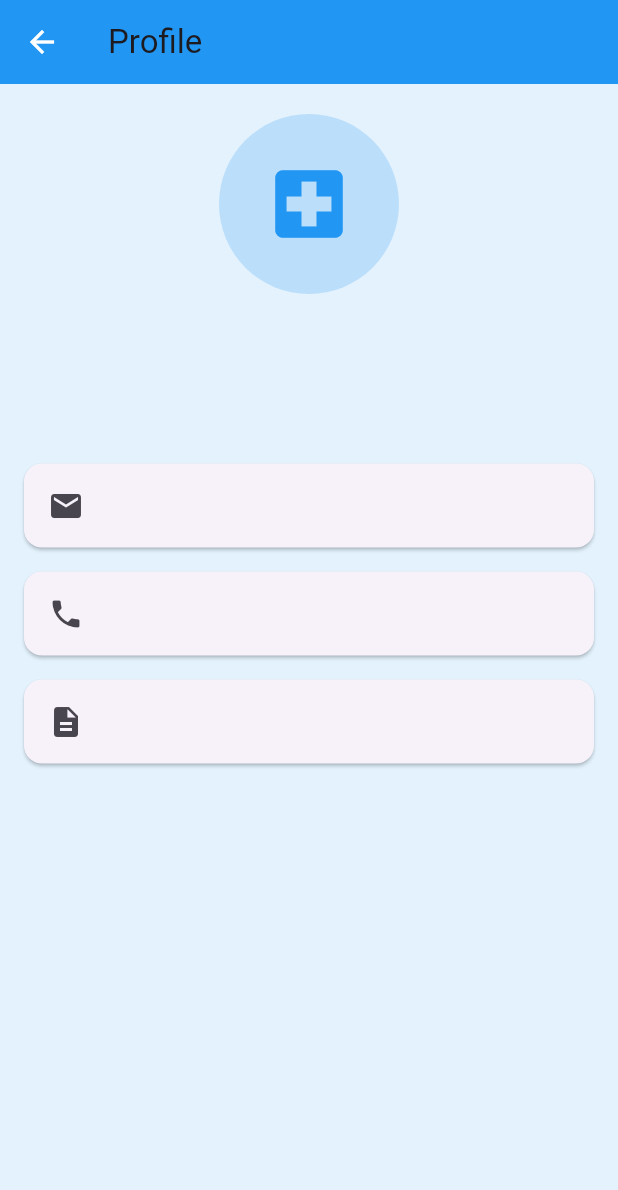
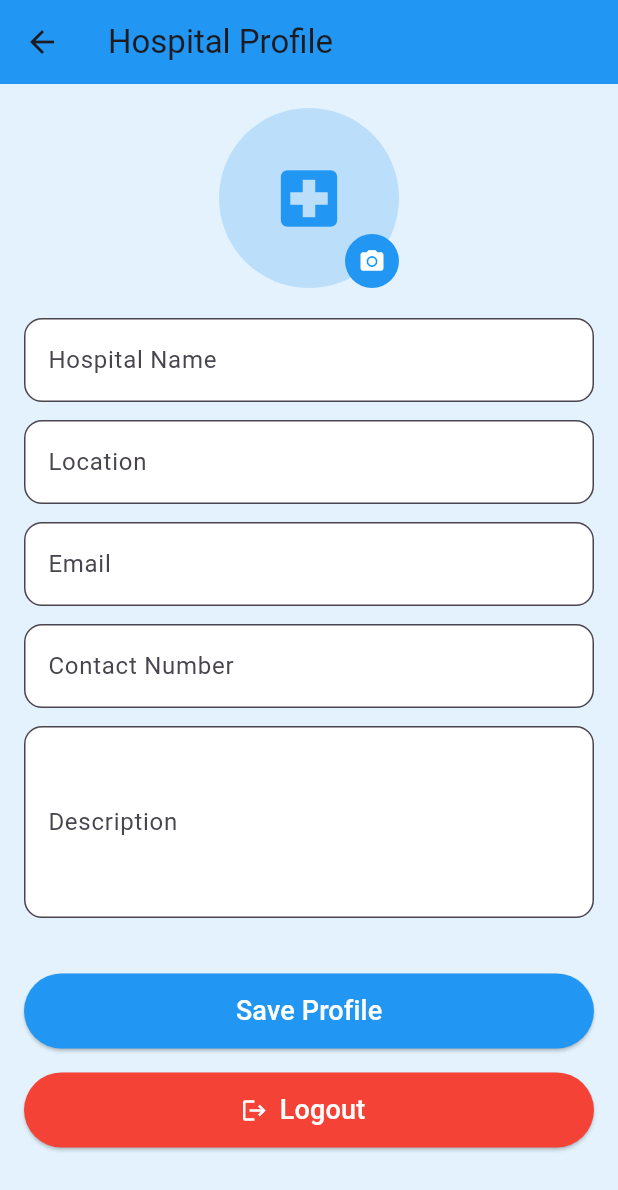
Before and after one commit to Vismaya204/healthapp, a Flutter app: the HospitalProfile screen opened directly, on a phone screen of 412 x 824 dp. Shown: the top 1190 px of the screen. Run offline on Flutter 3.47's test engine with Material 3 defaults, Android fonts, the phone set to English and light mode, and no system bars; our stand-ins replace cloud_firestore, firebase_auth, firebase_core, image_picker; accounts and stored records are empty.

Commit message:
hospitalprofile

```diff
--- a/lib/model/model.dart
+++ b/lib/model/model.dart
@@ -175,14 +175,14 @@ class HospitalModel {
       Map<String, dynamic> map, String docId) {
     return HospitalModel(
       uid: docId,
-      hospitalName: map["hospitalName"],
-      location: map["location"],
-      contactNumber: map["contactNumber"],
-      email: map["email"],
-      description: map["description"],
+      hospitalName: map["hospitalName"] ?? "Unknown Hospital",
+      location: map["location"] ?? "Unknown Location",
+      contactNumber: map["contactNumber"] ?? "N/A",
+      email: map["email"] ?? "N/A",
+      description: map["description"] ?? "No description",
       image: map["image"] ?? "",
       isApproved: map["isApproved"] ?? false,
-      createdAt: (map["createdAt"] as Timestamp).toDate(),
+      createdAt: map["createdAt"] != null ? (map["createdAt"] as Timestamp).toDate() : DateTime.now(),
     );
   }
 }
--- a/lib/view/hospitalallscreen.dart
+++ b/lib/view/hospitalallscreen.dart
@@ -55,7 +55,7 @@ class _HospitalallscreenState extends State<Hospitalallscreen> {
 
     final List<Widget> pages = [
       const HospitalHome(),
-      Doctorspanding(hospitalName: hospitalName), // ✅ FIXED
+
       const Emergencyhospitalbookingall(),
       const Userbookingallhospitalbased(),
       const HospitalProfile(),
--- a/lib/view/hospitalprofile.dart
+++ b/lib/view/hospitalprofile.dart
@@ -1,97 +1,214 @@
+import 'dart:typed_data';
+
 import 'package:flutter/material.dart';
+import 'package:healthapp/view/registerloginscreen.dart';
 import 'package:provider/provider.dart';
+import 'package:firebase_auth/firebase_auth.dart';
+import 'package:image_picker/image_picker.dart';
 import 'package:healthapp/controller/hospitalcontroller.dart';
 import 'package:healthapp/model/model.dart';
 
-class HospitalProfile extends StatelessWidget {
+class HospitalProfile extends StatefulWidget {
   const HospitalProfile({super.key});
 
   @override
-  Widget build(BuildContext context) {
+  State<HospitalProfile> createState() => _HospitalProfileState();
+}
+
+class _HospitalProfileState extends State<HospitalProfile> {
+  final nameController = TextEditingController();
+  final locationController = TextEditingController();
+  final emailController = TextEditingController();
+  final phoneController = TextEditingController();
+  final descriptionController = TextEditingController();
+
+  bool _isInitialized = false;
+  bool _isSaving = false;
+  bool _isUploadingImage = false;
+
+  Uint8List? _newImageBytes;
+
+  final ImagePicker _picker = ImagePicker();
 
 
+
+  /// 📸 PICK IMAGE
+  Future<void> _pickImage() async {
+    final picked = await _picker.pickImage(
+      source: ImageSource.gallery,
+      imageQuality: 70,
+    );
+
+    if (picked != null) {
+      final bytes = await picked.readAsBytes();
+      setState(() => _newImageBytes = bytes);
+    }
+  }
+
+  /// 💾 SAVE PROFILE
+  Future<void> _saveProfile(HospitalModel hospital) async {
+    setState(() => _isSaving = true);
+
+    String? imageUrl;
+
+    if (_newImageBytes != null) {
+      setState(() => _isUploadingImage = true);
+
+      imageUrl = await context
+          .read<HospitalController>()
+          .uploadToCloudinary(_newImageBytes!);
+
+      setState(() => _isUploadingImage = false);
+    }
+
+    await context.read<HospitalController>().updateHospitalProfile(
+          hospitalName: nameController.text.trim(),
+          location: locationController.text.trim(),
+          email: emailController.text.trim(),
+          contactNumber: phoneController.text.trim(),
+          description: descriptionController.text.trim(),
+          image: imageUrl,
+        );
+
+    setState(() {
+      _isSaving = false;
+      _newImageBytes = null;
+    });
+
+    ScaffoldMessenger.of(context).showSnackBar(
+      const SnackBar(content: Text("Profile updated successfully")),
+    );
+  }
+
+  @override
+  void dispose() {
+    nameController.dispose();
+    locationController.dispose();
+    emailController.dispose();
+    phoneController.dispose();
+    descriptionController.dispose();
+    super.dispose();
+  }
+
+  @override
+  Widget build(BuildContext context) {
     return Scaffold(
       backgroundColor: Colors.blue.shade50,
       appBar: AppBar(
-        iconTheme: const IconThemeData(color: Colors.white),
-        title: const Text("Profile"),
         backgroundColor: Colors.blue,
+        title: const Text("Hospital Profile"),
       ),
       body: StreamBuilder<HospitalModel?>(
-        stream: context.read<HospitalController>().getCurrentHospitalStream(),
+        stream:
+            context.read<HospitalController>().getCurrentHospitalStream(),
         builder: (context, snapshot) {
-          // Loading indicator
-          if (snapshot.connectionState == ConnectionState.waiting) {
+          if (!snapshot.hasData) {
             return const Center(child: CircularProgressIndicator());
           }
 
-          // Error handling
-          if (snapshot.hasError) {
-            return Center(child: Text("Error: ${snapshot.error}"));
+          final hospital = snapshot.data!;
+
+          if (!_isInitialized) {
+            nameController.text = hospital.hospitalName;
+            locationController.text = hospital.location;
+            emailController.text = hospital.email;
+            phoneController.text = hospital.contactNumber;
+            descriptionController.text = hospital.description;
+            _isInitialized = true;
           }
 
-          // Null check
-          final hospital = snapshot.data;
-          if (hospital == null) {
-            return const Center(
-                child: Text(
-              "Hospital data not found",
-              style: TextStyle(fontSize: 18),
-            ));
-          }
-
-          // ✅ Show profile
           return SingleChildScrollView(
+            padding: const EdgeInsets.all(16),
             child: Column(
-              crossAxisAlignment: CrossAxisAlignment.center,
               children: [
-                const SizedBox(height: 20),
+                /// 📸 PROFILE IMAGE
+                Stack(
+                  children: [
                     CircleAvatar(
                       radius: 60,
                       backgroundColor: Colors.blue.shade100,
-                  backgroundImage: (hospital.image.isNotEmpty)
+                      backgroundImage: _newImageBytes != null
+                          ? MemoryImage(_newImageBytes!)
+                          : hospital.image.isNotEmpty
                               ? NetworkImage(hospital.image)
                               : null,
-                  child: (hospital.image.isEmpty)
+                      child: hospital.image.isEmpty &&
+                              _newImageBytes == null
                           ? const Icon(Icons.local_hospital,
-                          size: 60, color: Colors.blue)
+                              size: 50, color: Colors.blue)
                           : null,
                     ),
-                const SizedBox(height: 20),
-                Text(
-                  hospital.hospitalName,
-                  style: const TextStyle(
-                      fontSize: 24, fontWeight: FontWeight.bold),
-                ),
-                const SizedBox(height: 8),
-                Text(
-                  hospital.location,
-                  style: const TextStyle(fontSize: 16, color: Colors.grey),
-                ),
-                const SizedBox(height: 20),
-                Card(
-                  margin:
-                      const EdgeInsets.symmetric(horizontal: 16, vertical: 8),
-                  child: ListTile(
-                    leading: const Icon(Icons.email),
-                    title: Text(hospital.email),
+                    Positioned(
+                      bottom: 0,
+                      right: 0,
+                      child: GestureDetector(
+                        onTap: _pickImage,
+                        child: CircleAvatar(
+                          radius: 18,
+                          backgroundColor: Colors.blue,
+                          child: const Icon(Icons.camera_alt,
+                              size: 18, color: Colors.white),
                         ),
                       ),
-                Card(
-                  margin:
-                      const EdgeInsets.symmetric(horizontal: 16, vertical: 8),
-                  child: ListTile(
-                    leading: const Icon(Icons.phone),
-                    title: Text(hospital.contactNumber),
+                    ),
+                  ],
+                ),
+
+                if (_isUploadingImage)
+                  const Padding(
+                    padding: EdgeInsets.only(top: 8),
+                    child: CircularProgressIndicator(),
+                  ),
+
+                const SizedBox(height: 20),
+
+                _textField("Hospital Name", nameController),
+                _textField("Location", locationController),
+                _textField("Email", emailController),
+                _textField("Contact Number", phoneController),
+                _textField(
+                  "Description",
+                  descriptionController,
+                  maxLines: 4,
+                ),
+
+                const SizedBox(height: 25),
+
+                /// 💾 SAVE
+                ElevatedButton(
+                  style: ElevatedButton.styleFrom(
+                    backgroundColor: Colors.blue,
+                    minimumSize: const Size(double.infinity, 50),
+                  ),
+                  onPressed: _isSaving
+                      ? null
+                      : () => _saveProfile(hospital),
+                  child: _isSaving
+                      ? const CircularProgressIndicator(color: Colors.white)
+                      : const Text(
+                          "Save Profile",
+                          style: TextStyle(
+                              color: Colors.white, fontSize: 18),
                         ),
                 ),
-                Card(
-                  margin:
-                      const EdgeInsets.symmetric(horizontal: 16, vertical: 8),
-                  child: ListTile(
-                    leading: const Icon(Icons.description),
-                    title: Text(hospital.description),
+
+                const SizedBox(height: 16),
+
+                /// 🚪 LOGOUT
+                ElevatedButton.icon(
+                  style: ElevatedButton.styleFrom(
+                    backgroundColor: Colors.red,
+                    minimumSize: const Size(double.infinity, 50),
                   ),
+                  icon: const Icon(Icons.logout, color: Colors.white),
+                  label: const Text(
+                    "Logout",
+                    style:
+                        TextStyle(color: Colors.white, fontSize: 18),
+                  ),
+                  onPressed: () {
+                    Navigator.pushReplacement(context, MaterialPageRoute(builder: (context) => Registerloginscreen(),));
+                  },
                 ),
               ],
             ),
@@ -100,4 +217,26 @@ class HospitalProfile extends StatelessWidget {
       ),
     );
   }
+
+  Widget _textField(
+    String label,
+    TextEditingController controller, {
+    int maxLines = 1,
+  }) {
+    return Padding(
+      padding: const EdgeInsets.only(bottom: 12),
+      child: TextField(
+        controller: controller,
+        maxLines: maxLines,
+        decoration: InputDecoration(
+          labelText: label,
+          filled: true,
+          fillColor: Colors.white,
+          border: OutlineInputBorder(
+            borderRadius: BorderRadius.circular(12),
+          ),
+        ),
+      ),
+    );
   }
+}
```
Also changed, not shown: lib/controller/hospitalcontroller.dart (+46 -19 lines), lib/view/hospital-home.dart (+4 -17 lines). Lines whose indentation alone changed are shown as unchanged.
